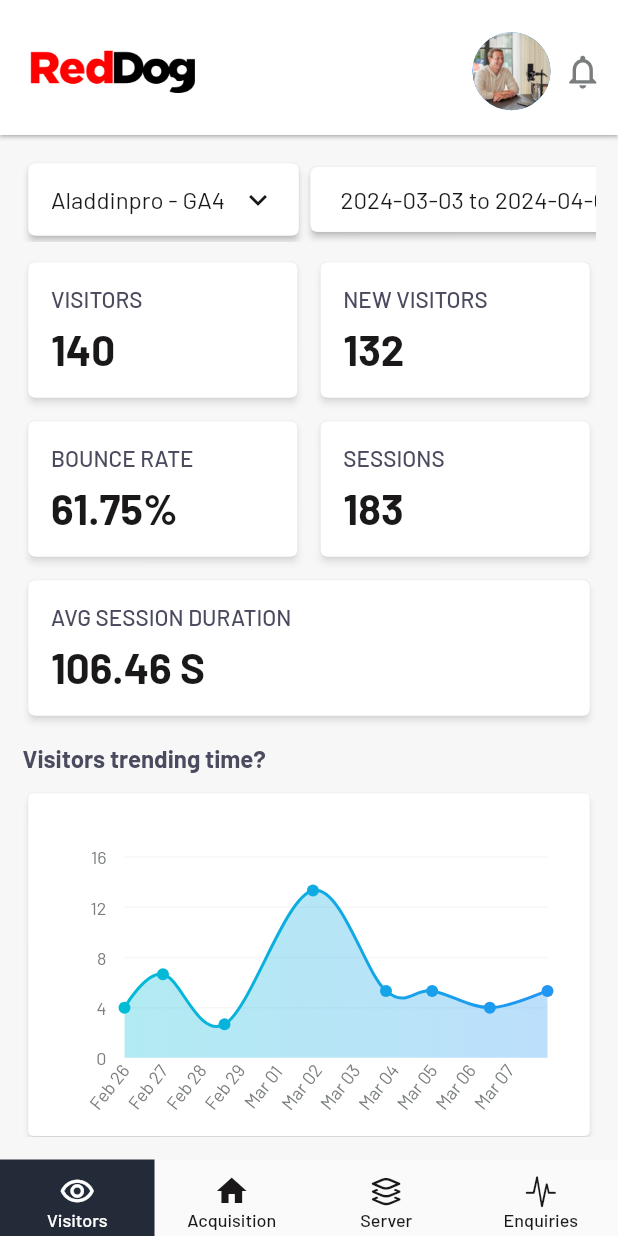
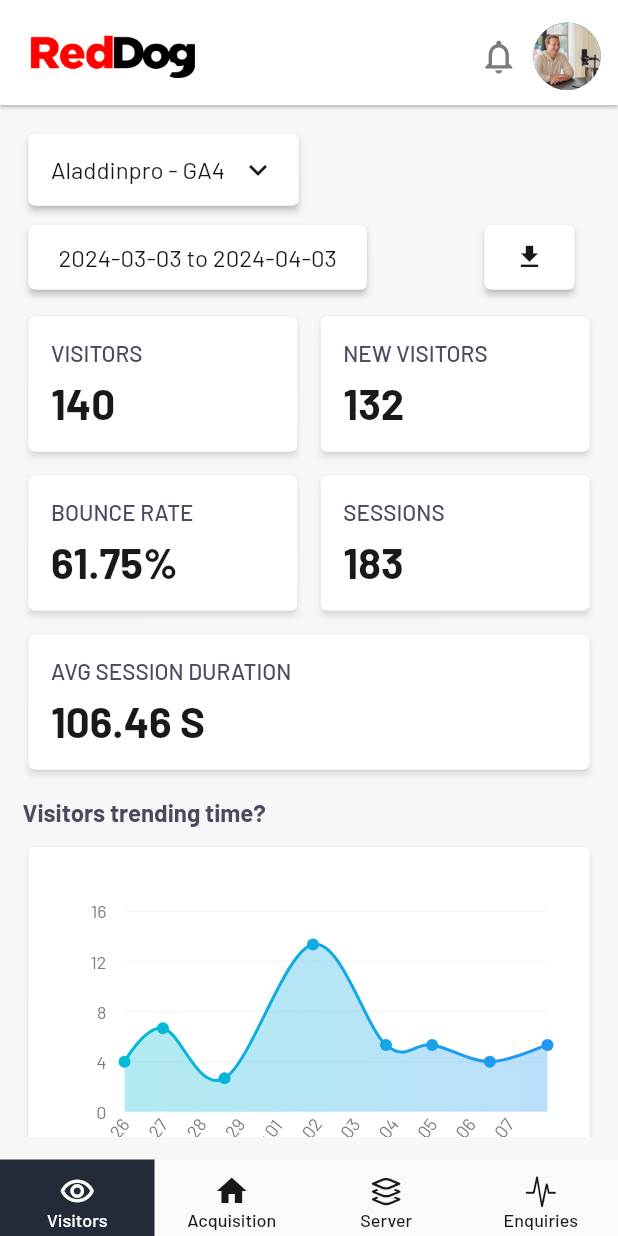
Before and after one commit to mirza-d3x/red_dog, a Flutter app: the screen it shows after launch, on a phone screen of 412 x 824 dp. Run offline on Flutter 3.47's test engine with Material 3 defaults, Android fonts, the phone set to English and light mode, and no system bars; drawn by our look-alikes of fl_chart; our stand-ins replace charts_flutter, percent_indicator, syncfusion_flutter_charts, table_calendar; missing offline and left inert: countries_world_map.

Commit message:
editing visitors screen

```diff
--- a/lib/features/tabs/visitors_screen.dart
+++ b/lib/features/tabs/visitors_screen.dart
@@ -128,7 +128,7 @@
     return SafeArea(
         child: Scaffold(
           appBar: PreferredSize(
-            preferredSize: const Size.fromHeight(90.0),
+            preferredSize: const Size.fromHeight(70.0),
             child: AppBar(
               elevation: 1,
               // scrolledUnderElevation: 0,
@@ -147,56 +147,6 @@
 
                      Row(
                       children: [
-                        PopupMenuButton(
-                            constraints: const BoxConstraints.expand(width: 140,height: 70),
-                            // padding: EdgeInsets.zero,
-                            position: PopupMenuPosition.under,
-                          child: const CircleAvatar(
-                              radius: 26,
-                              backgroundImage: AssetImage(
-                                  'assets/images/profile_pic_sample.jpeg'
-                              )
-
-                          ),
-                            itemBuilder: (BuildContext context){
-                              return <PopupMenuItem <String>>[
-                                PopupMenuItem<String> (
-                                  child: Center(
-                                    child: TextButton(
-                                      child: Row(
-                                        mainAxisAlignment: MainAxisAlignment.center,
-                                        children: [
-                                          const Icon(
-                                            Icons.logout,
-                                            color: blackColor,
-                                            size: 20,
-                                          ),
-
-                                          const SizedBox(width: 12),
-                                          Text('Logout',
-                                              style: nameTextStyle
-                                          ),
-                                        ],
-                                      ),onPressed: (){
-                                      WidgetsBinding.instance.addPostFrameCallback((_) {
-                                        Navigator.pushReplacement(context, MaterialPageRoute(builder: (_) => LoginScreen()));
-                                      });
-                                      // UpdateAddress(data.list[index]);
-                                    },
-                                    ),
-                                  ),height: 31,),
-                              ];
-                            }
-                        ),
-                        // CircleAvatar(
-                        //   radius: 26,
-                        //   backgroundImage: AssetImage(
-                        //     'assets/images/profile_pic_sample.jpeg'
-                        //   )
-                        //
-                        // ),
-
-                        const SizedBox(width: 8),
 
                         InkWell(
                           onTap: (){
@@ -207,7 +157,58 @@
                             size: 27,
                             color: titleTextColor,
                           ),
+                        ),
+                        const SizedBox(width: 8),
+
+                        PopupMenuButton(
+                            constraints: const BoxConstraints.expand(width: 140,height: 70),
+                            // padding: EdgeInsets.zero,
+                            position: PopupMenuPosition.under,
+                          child: const CircleAvatar(
+                              radius: 24,
+                              backgroundImage: AssetImage(
+                                  'assets/images/profile_pic_sample.jpeg'
                               )
+
+                          ),
+                            itemBuilder: (BuildContext context){
+                              return <PopupMenuItem <String>>[
+                                PopupMenuItem<String> (
+                                  child: Center(
+                                    child: TextButton(
+                                      child: Row(
+                                        mainAxisAlignment: MainAxisAlignment.center,
+                                        children: [
+                                          const Icon(
+                                            Icons.logout,
+                                            color: blackColor,
+                                            size: 20,
+                                          ),
+
+                                          const SizedBox(width: 12),
+                                          Text('Logout',
+                                              style: nameTextStyle
+                                          ),
+                                        ],
+                                      ),onPressed: (){
+                                      WidgetsBinding.instance.addPostFrameCallback((_) {
+                                        Navigator.pushReplacement(context, MaterialPageRoute(builder: (_) => LoginScreen()));
+                                      });
+                                      // UpdateAddress(data.list[index]);
+                                    },
+                                    ),
+                                  ),height: 31,),
+                              ];
+                            }
+                        ),
+                        // CircleAvatar(
+                        //   radius: 26,
+                        //   backgroundImage: AssetImage(
+                        //     'assets/images/profile_pic_sample.jpeg'
+                        //   )
+                        //
+                        // ),
+
                       ],
                     ),
                   ],
@@ -226,9 +227,7 @@
                 crossAxisAlignment: CrossAxisAlignment.start,
                 children: [
 
-                  SingleChildScrollView(
-                    scrollDirection: Axis.horizontal,
-                    child: Row(
+                  Row(
                     mainAxisAlignment: MainAxisAlignment.spaceBetween,
                     children: [
                       Card(
@@ -288,9 +287,13 @@
                           ),
                         ),
                       ),
-
-                        const SizedBox(width: 0),
-
+                    ],
+                  ),
+
+                  const SizedBox(height: 5),
+                  Row(
+                    mainAxisAlignment: MainAxisAlignment.spaceBetween,
+                    children: [
                       InkWell(
 
                         onTap: () =>  _selectDateRange(context),
@@ -321,7 +324,6 @@
                           ),
                         ),
                       ),
-
 
                       const SizedBox(width: 0),
 
@@ -345,7 +347,6 @@
                         ),
                       ),
                     ],
-                    ),
                   ),
 
                   const SizedBox(height: 10),
```
Also changed, not shown: lib/features/tabs/enquiries_screen.dart (+62 -62 lines). Lines whose indentation alone changed are shown as unchanged.
